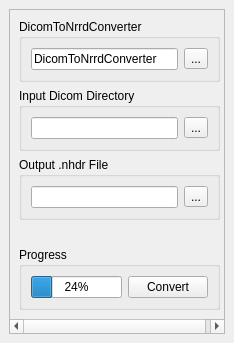
The window that gui/Dicom2NrrdPanel.ui (NIRALUser/DTIPrep) describes before a commit, drawn with Qt 5.
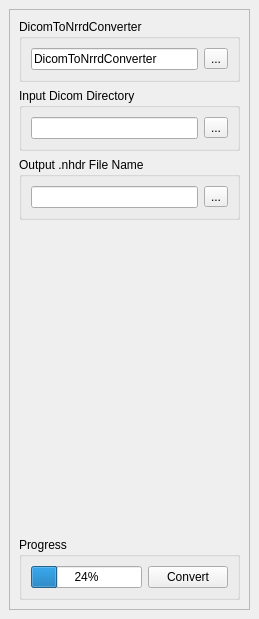
The same window after the commit. Icons and pictures are not drawn.

Diff of the .ui file:
```diff
--- a/gui/Dicom2NrrdPanel.ui
+++ b/gui/Dicom2NrrdPanel.ui
@@ -5,8 +5,8 @@
    <rect>
     <x>0</x>
     <y>0</y>
-    <width>234</width>
-    <height>343</height>
+    <width>259</width>
+    <height>619</height>
    </rect>
   </property>
   <property name="windowIcon" >
@@ -20,14 +20,6 @@
    <string>Dicom2Nrrd</string>
   </property>
   <widget class="QWidget" name="dockWidgetContents" >
-   <property name="geometry" >
-    <rect>
-     <x>0</x>
-     <y>23</y>
-     <width>234</width>
-     <height>320</height>
-    </rect>
-   </property>
    <layout class="QVBoxLayout" name="verticalLayout" >
     <item>
      <widget class="QScrollArea" name="scrollArea" >
@@ -45,8 +37,8 @@
         <rect>
          <x>0</x>
          <y>0</y>
-         <width>214</width>
-         <height>300</height>
+         <width>239</width>
+         <height>576</height>
         </rect>
        </property>
        <layout class="QVBoxLayout" name="verticalLayout_2" >
@@ -120,7 +112,7 @@
         <item>
          <widget class="QGroupBox" name="groupBox_2" >
           <property name="title" >
-           <string>Output .nhdr File</string>
+           <string>Output .nhdr File Name</string>
           </property>
           <layout class="QHBoxLayout" name="horizontalLayout_2" >
            <item>
```
